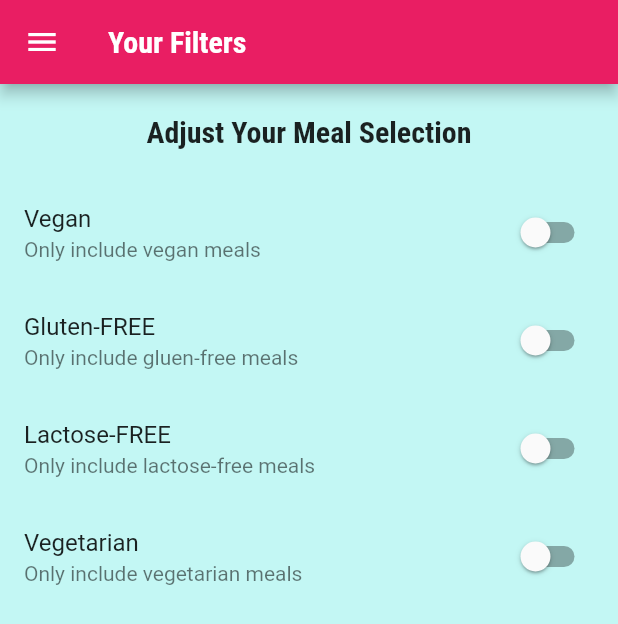
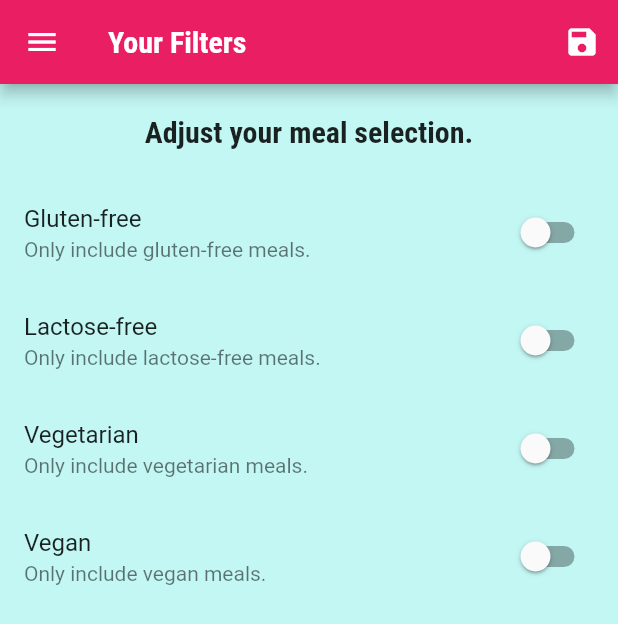
Before and after one commit to kartikpachori/DeliMealAPP, a Flutter app: the FiltersScreen screen opened by its route, on a phone screen of 412 x 824 dp. Shown: the top 624 px of the screen. Run offline on Flutter 3.47's test engine with Material 2 defaults, Android fonts, the light colour scheme and no system bars; missing offline and left inert: dart:ffi.

Commit message:
filters logic

```diff
--- a/lib/main.dart
+++ b/lib/main.dart
@@ -1,7 +1,9 @@
+import 'package:flutter_complete_guide/dummy_data.dart';
 import 'package:flutter_complete_guide/screens/filters_screen.dart';
 import 'package:flutter_complete_guide/screens/meal_details_screen.dart';
 import 'package:flutter_complete_guide/screens/tab_screen.dart';
 import './screens/filters_screen.dart';
+import './models/meal.dart';
 
 import './screens/category_meals_screen.dart';
 
@@ -9,10 +11,44 @@ import './screens/categories_screen.dart';
 import 'package:flutter/material.dart';
 
 void main() => runApp(MyApp());
-String kp;
-String kunal;
 
-class MyApp extends StatelessWidget {
+class MyApp extends StatefulWidget {
+  @override
+  State<MyApp> createState() => _MyAppState();
+}
+
+class _MyAppState extends State<MyApp> {
+  Map<String, bool> _fliters = {
+    'gluten': false,
+    'lactose': false,
+    'vegan': false,
+    'vegetarian': false,
+  };
+
+  List<Meal> _availableMeals = DUMMY_MEALS;
+
+  void _setFilters(Map<String, bool> filterData) {
+    setState(() {
+      _fliters = filterData;
+
+      _availableMeals = DUMMY_MEALS.where((meal) {
+        if (_fliters['gluten'] && !meal.isGlutenFree) {
+          return false;
+        }
+        if (_fliters['lactose'] && !meal.isLactoseFree) {
+          return false;
+        }
+        if (_fliters['vegan'] && !meal.isVegan) {
+          return false;
+        }
+        if (_fliters['vegetarian'] && !meal.isVegetarian) {
+          return false;
+        }
+        return true;
+      }).toList();
+    });
+  }
+
   @override
   Widget build(BuildContext context) {
     return MaterialApp(
@@ -38,9 +74,10 @@ class MyApp extends StatelessWidget {
       //home: CategoriesScreen(),
       routes: {
         '/': (ctx) => TabScreen(),
-        CategoryMealsScreen.routeName: (ctx) => CategoryMealsScreen(),
+        CategoryMealsScreen.routeName: (ctx) =>
+            CategoryMealsScreen(_availableMeals),
         MealDetailsScreen.routename: (ctx) => MealDetailsScreen(),
-        FiltersScreen.routeName: (ctx) => FiltersScreen(),
+        FiltersScreen.routeName: (ctx) => FiltersScreen(_fliters, _setFilters),
       },
       onGenerateRoute: (settings) {
         print(settings.arguments);
--- a/lib/screens/filters_screen.dart
+++ b/lib/screens/filters_screen.dart
@@ -1,26 +1,48 @@
 import 'package:flutter/material.dart';
-import 'package:flutter_complete_guide/widgets/main_drawer.dart';
+
+import '../widgets/main_drawer.dart';
 
 class FiltersScreen extends StatefulWidget {
   static const routeName = '/filters';
 
+  final Function saveFilters;
+  final Map<String, bool> currentFilters;
+
+  FiltersScreen(this.currentFilters, this.saveFilters);
+
   @override
-  State<FiltersScreen> createState() => _FiltersScreenState();
+  _FiltersScreenState createState() => _FiltersScreenState();
 }
 
 class _FiltersScreenState extends State<FiltersScreen> {
   bool _glutenFree = false;
+  bool _vegetarian = false;
+  bool _vegan = false;
   bool _lactoseFree = false;
-  bool _vegan = false;
-  bool _vegetarian = false;
+
+  @override
+  initState() {
+    _glutenFree = widget.currentFilters['gluten'];
+    _lactoseFree = widget.currentFilters['lactose'];
+    _vegetarian = widget.currentFilters['vegetarian'];
+    _vegan = widget.currentFilters['vegan'];
+    super.initState();
+  }
 
   Widget _buildSwitchListTile(
-      String title, String description, bool current, Function updateValue) {
+    String title,
+    String description,
+    bool currentValue,
+    Function updateValue,
+  ) {
     return SwitchListTile(
       title: Text(title),
-        value: current,
-        subtitle: Text(description),
-        onChanged: updateValue);
+      value: currentValue,
+      subtitle: Text(
+        description,
+      ),
+      onChanged: updateValue,
+    );
   }
 
   @override
@@ -28,6 +50,20 @@ class _FiltersScreenState extends State<FiltersScreen> {
     return Scaffold(
       appBar: AppBar(
         title: Text('Your Filters'),
+        actions: <Widget>[
+          IconButton(
+            icon: Icon(Icons.save),
+            onPressed: () {
+              final selectedFilters = {
+                'gluten': _glutenFree,
+                'lactose': _lactoseFree,
+                'vegan': _vegan,
+                'vegetarian': _vegetarian,
+              };
+              widget.saveFilters(selectedFilters);
+            },
+          )
+        ],
       ),
       drawer: MainDrawer(),
       body: Column(
@@ -35,7 +71,7 @@ class _FiltersScreenState extends State<FiltersScreen> {
           Container(
             padding: EdgeInsets.all(20),
             child: Text(
-                'Adjust Your Meal Selection',
+              'Adjust your meal selection.',
               style: Theme.of(context).textTheme.headline6,
             ),
           ),
@@ -43,44 +79,58 @@ class _FiltersScreenState extends State<FiltersScreen> {
             child: ListView(
               children: <Widget>[
                 _buildSwitchListTile(
-                    'Vegan', 'Only include vegan meals', _vegan, (newValue) {
-                  setState(
-                    () {
-                      _vegan = newValue;
-                    },
-                  );
-                }),
-                _buildSwitchListTile(
-                    'Gluten-FREE', 'Only include gluen-free meals', _glutenFree,
+                  'Gluten-free',
+                  'Only include gluten-free meals.',
+                  _glutenFree,
                   (newValue) {
                     setState(
                       () {
                         _glutenFree = newValue;
                       },
                     );
-                }),
+                  },
+                ),
                 _buildSwitchListTile(
-                    'Lactose-FREE',
-                    'Only include lactose-free meals',
-                    _lactoseFree, (newValue) {
+                  'Lactose-free',
+                  'Only include lactose-free meals.',
+                  _lactoseFree,
+                  (newValue) {
                     setState(
                       () {
                         _lactoseFree = newValue;
                       },
                     );
-                }),
+                  },
+                ),
                 _buildSwitchListTile(
-                    'Vegetarian', 'Only include vegetarian meals', _vegetarian,
+                  'Vegetarian',
+                  'Only include vegetarian meals.',
+                  _vegetarian,
                   (newValue) {
                     setState(
                       () {
                         _vegetarian = newValue;
                       },
                     );
-                })
+                  },
+                ),
+                _buildSwitchListTile(
+                  'Vegan',
+                  'Only include vegan meals.',
+                  _vegan,
+                  (newValue) {
+                    setState(
+                      () {
+                        _vegan = newValue;
+                      },
+                    );
+                  },
+                )
               ],
-            ))
+            ),
+          ),
         ],
-        ));
+      ),
+    );
   }
 }
```
Also changed, not shown: lib/screens/category_meals_screen.dart (+5 -2 lines). Lines whose indentation alone changed are shown as unchanged.
